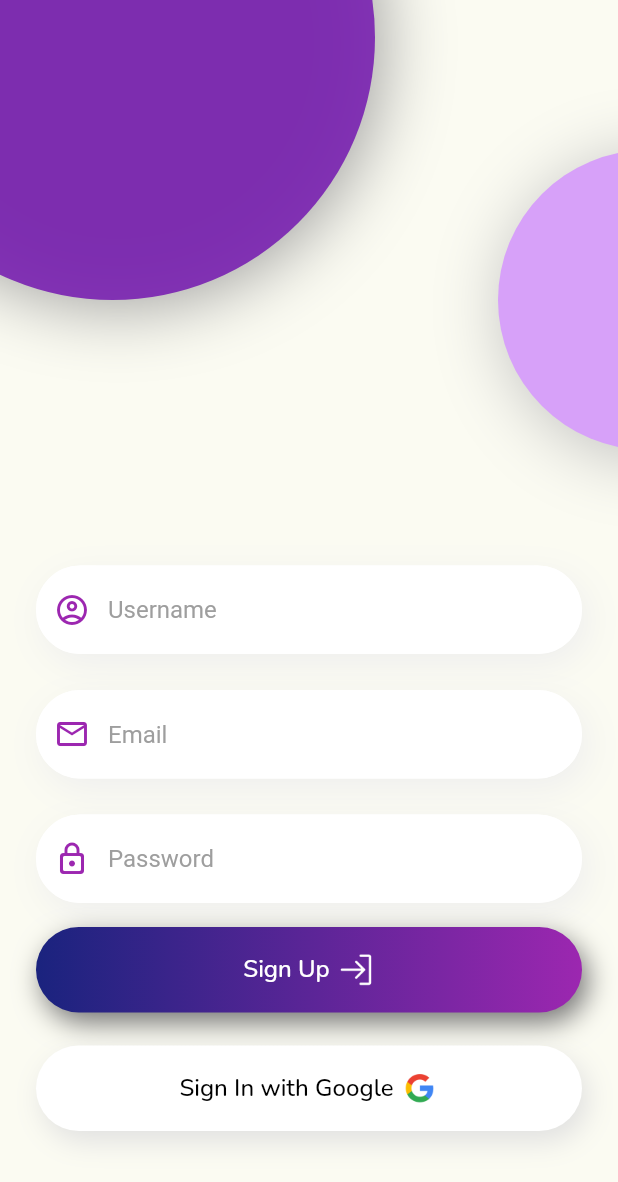
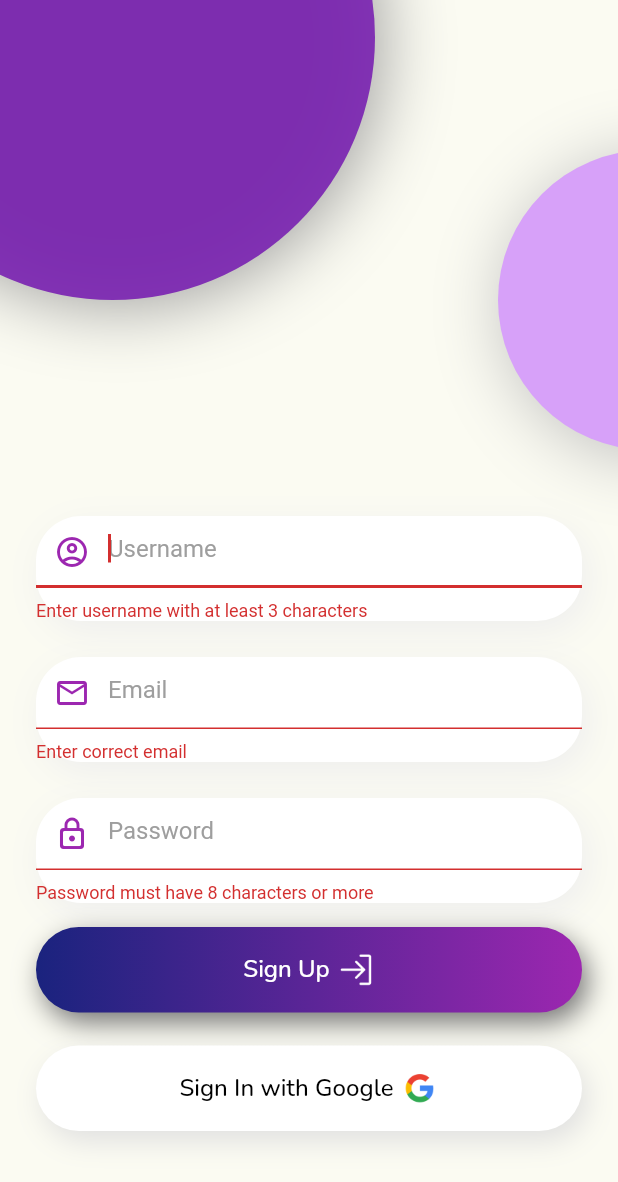
Before and after one commit to ryanemm/chatz, a Flutter app: the SignUp screen opened directly, after a tap on "Sign Up", on a phone screen of 412 x 824 dp. Shown: the top 1182 px of the screen. Run offline on Flutter 3.47's test engine with Material 2 defaults, Android fonts, the light colour scheme and no system bars; our stand-ins replace firebase_auth, firebase_core, google_fonts; accounts and stored records are empty.

Commit message:
form validate + firebase signup

```diff
--- a/lib/main.dart
+++ b/lib/main.dart
@@ -67,7 +67,7 @@ class _MyAppState extends State<MyApp> {
         primarySwatch: Colors.purple,
       ),
       debugShowCheckedModeBanner: false,
-      home: SignIn(),
+      home: SignUp(),
     );
   }
 }
--- a/lib/screens/signup.dart
+++ b/lib/screens/signup.dart
@@ -1,5 +1,6 @@
 import 'package:chatz/components/image_button.dart';
 import 'package:chatz/components/simple_button.dart';
+import 'package:chatz/services/auth.dart';
 import 'package:chatz/widgets/widgets.dart';
 import "package:flutter/material.dart";
 import "package:google_fonts/google_fonts.dart";
@@ -14,6 +15,7 @@ class SignUp extends StatefulWidget {
 }
 
 class _SignUpState extends State<SignUp> {
+  final formKey = GlobalKey<FormState>();
   @override
   Widget build(BuildContext context) {
     TextEditingController emailEditingController = new TextEditingController();
@@ -21,8 +23,43 @@ class _SignUpState extends State<SignUp> {
         new TextEditingController();
     TextEditingController usernameEditingController =
         new TextEditingController();
+
+    bool isLoading = false;
+
+    AuthService authService = new AuthService();
+
+    signUp() async {
+      if (formKey.currentState!.validate()) {
+        setState(() {
+          isLoading = true;
+        });
+
+        await authService
+            .signUpWithEmailAndPassword(
+                emailEditingController.text, passwordEditingController.text)
+            .then((result) {
+          if (result != null) {
+            Navigator.pushReplacement(
+                context,
+                MaterialPageRoute(
+                    builder: (context) => Container(
+                          child: Center(
+                            child: Text("Chat room screen"),
+                          ),
+                        )));
+          }
+        });
+      }
+    }
+
     return Scaffold(
-      body: Container(
+      body: isLoading
+          ? Container(
+              child: Center(
+                child: CircularProgressIndicator(),
+              ),
+            )
+          : Container(
               color: Colors.grey[50],
               child: Stack(children: [
                 Container(
@@ -32,11 +69,13 @@ class _SignUpState extends State<SignUp> {
                     children: [
                       Spacer(),
                       Form(
+                        key: formKey,
                         child: Column(children: [
                           Container(
                             decoration: BoxDecoration(
                                 color: Colors.white,
-                          borderRadius: BorderRadius.all(Radius.circular(30)),
+                                borderRadius:
+                                    BorderRadius.all(Radius.circular(30)),
                                 boxShadow: [
                                   BoxShadow(
                                       offset: Offset(4, 7),
@@ -44,7 +83,13 @@ class _SignUpState extends State<SignUp> {
                                       blurRadius: 20),
                                 ]),
                             child: TextFormField(
+                              autofocus: true,
                               controller: usernameEditingController,
+                              validator: (val) {
+                                return val!.isEmpty || val.length < 3
+                                    ? "Enter username with at least 3 characters"
+                                    : null;
+                              },
                               style: simpleTextStyle(),
                               decoration: textFieldInputDecoration(
                                   "Username",
@@ -58,7 +103,8 @@ class _SignUpState extends State<SignUp> {
                           Container(
                             decoration: BoxDecoration(
                                 color: Colors.white,
-                          borderRadius: BorderRadius.all(Radius.circular(30)),
+                                borderRadius:
+                                    BorderRadius.all(Radius.circular(30)),
                                 boxShadow: [
                                   BoxShadow(
                                       offset: Offset(4, 7),
@@ -67,6 +113,11 @@ class _SignUpState extends State<SignUp> {
                                 ]),
                             child: TextFormField(
                               controller: emailEditingController,
+                              validator: (val) {
+                                return val!.length > 5
+                                    ? null
+                                    : "Enter correct email";
+                              },
                               style: simpleTextStyle(),
                               decoration: textFieldInputDecoration(
                                   "Email",
@@ -80,7 +131,8 @@ class _SignUpState extends State<SignUp> {
                           Container(
                             decoration: BoxDecoration(
                                 color: Colors.white,
-                          borderRadius: BorderRadius.all(Radius.circular(30)),
+                                borderRadius:
+                                    BorderRadius.all(Radius.circular(30)),
                                 boxShadow: [
                                   BoxShadow(
                                       offset: Offset(4, 7),
@@ -108,7 +160,9 @@ class _SignUpState extends State<SignUp> {
                       ),
                       SizedBox(height: 16),
                       GestureDetector(
-                  onTap: () {},
+                        onTap: () {
+                          signUp();
+                        },
                         child: ImageButton(
                           buttonColor1: Colors.indigo.shade900,
                           buttonColor2: Colors.purple,
--- a/lib/services/auth.dart
+++ b/lib/services/auth.dart
@@ -3,4 +3,32 @@ import 'package:firebase_core/firebase_core.dart';
 
 class AuthService {
   final FirebaseAuth auth = FirebaseAuth.instance;
+
+  Future signUpWithEmailAndPassword(String email, String password) async {
+    try {
+      UserCredential userCredential = await auth.createUserWithEmailAndPassword(
+          email: email, password: password);
+    } on FirebaseAuthException catch (e) {
+      if (e.code == 'weak-password') {
+        print("The password provided is too weak.");
+      } else if (e.code == "email-already-in-use") {
+        print("An account already exists with that email.");
+      }
+    } catch (e) {
+      print(e);
+    }
+  }
+
+  Future signInWithEmailAndPassword(String email, String password) async {
+    try {
+      UserCredential userCredential = await auth.signInWithEmailAndPassword(
+          email: email, password: password);
+    } on FirebaseAuthException catch (e) {
+      if (e.code == "user-not-found") {
+        print("No user found for that email");
+      } else if (e.code == "wrong-passsword") {
+        print("Wrong password provided for that account");
+      }
+    }
+  }
 }
```
Lines whose indentation alone changed are shown as unchanged.
